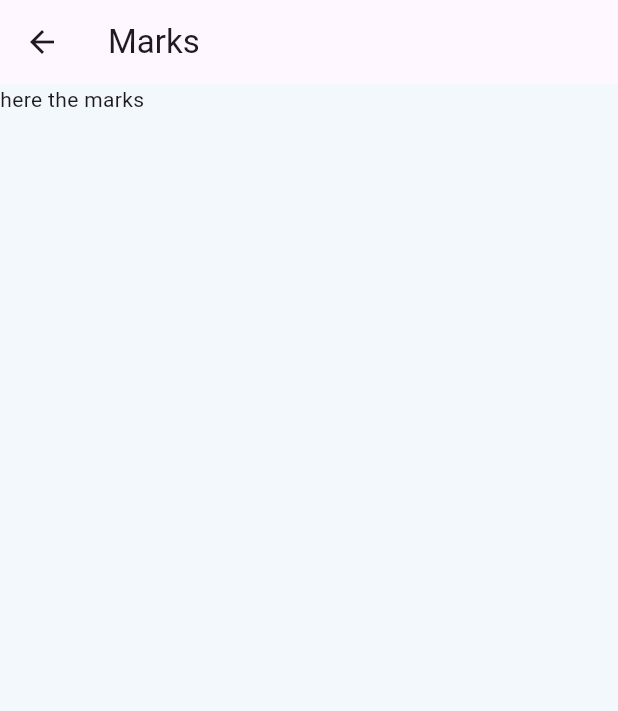
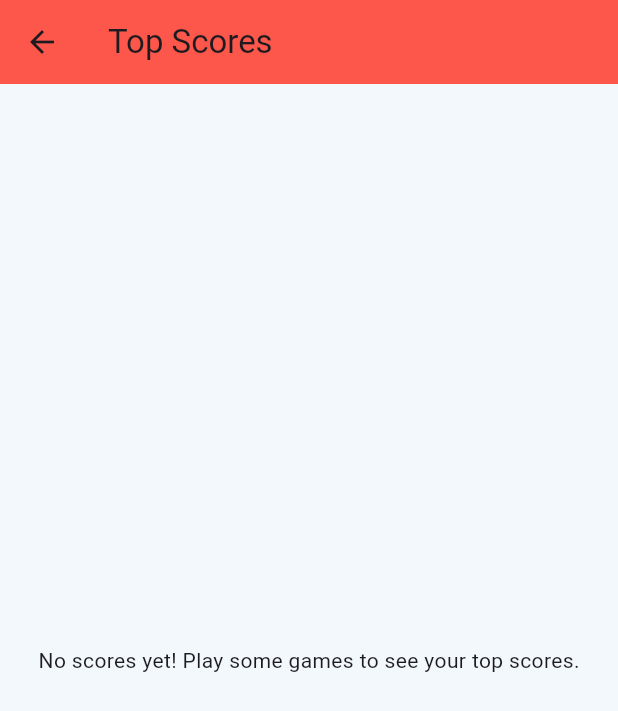
Before and after one commit to teoarandaa/guess_number_flutter, a Flutter app: the screen it shows after launch, after a tap on the "list" icon, on a phone screen of 412 x 824 dp. Shown: the top 711 px of the screen. Run offline on Flutter 3.47's test engine with Material 3 defaults, Android fonts, the phone set to English and light mode, and no system bars.

Commit message:
challenge changes applied

```diff
--- a/flutter_guess_the_number-main/lib/game.dart
+++ b/flutter_guess_the_number-main/lib/game.dart
@@ -1,4 +1,5 @@
 import 'dart:math';
+import 'mark.dart';
 
 class Game {
   static final int MIN_VALUE = 0;
@@ -8,11 +9,13 @@ class Game {
   int _points = 0;
   int _score = 0;
   int _rounds = 0;
+  List<Mark> _marks = [];
 
   int get score => _score;
   int get rounds => _rounds;
   int get targetValue => _targetValue;
   int get points => _points;
+  List<Mark> get marks => _marks;
 
   Game() {
     _targetValue = Random().nextInt(MAX_VALUE + 1 - MIN_VALUE) + MIN_VALUE;
@@ -26,12 +29,21 @@ class Game {
     _rounds++;
   }
 
+  void saveScore() {
+    _marks.add(Mark(score: _score, dateTime: DateTime.now()));
+    _marks.sort((a, b) => b.score.compareTo(a.score)); // Sort in descending order
+    if (_marks.length > 5) {
+      _marks = _marks.sublist(0, 5); // Keep only top 5 scores
+    }
+  }
+
   void reset() {
     _targetValue = Random().nextInt(MAX_VALUE + 1 - MIN_VALUE) + MIN_VALUE;
     _points = 0;
   }
 
   void restartGame() {
+    saveScore(); // Save the previous game's score before restarting
     _targetValue = Random().nextInt(MAX_VALUE + 1 - MIN_VALUE) + MIN_VALUE;
     _points = 0;
     _score = 0;
--- a/flutter_guess_the_number-main/lib/main.dart
+++ b/flutter_guess_the_number-main/lib/main.dart
@@ -2,6 +2,7 @@ import 'package:flutter/material.dart';
 import 'package:flutter_guess_the_number/app_colors.dart';
 import 'package:flutter_guess_the_number/background_view.dart';
 import 'package:flutter_guess_the_number/game.dart';
+import 'package:flutter_guess_the_number/marks_view.dart';
 import 'package:flutter_guess_the_number/slider_widget.dart';
 import 'package:flutter_guess_the_number/test_view.dart';
 import 'package:flutter_guess_the_number/view_model.dart';
@@ -80,6 +81,25 @@ class _ContentViewState extends State<ContentView> {
               ).textTheme.titleLarge?.copyWith(color: Colors.white),
             ),
           ),
+          const SizedBox(height: 20),
+          ElevatedButton(
+            onPressed: () {
+              Navigator.push(
+                context,
+                MaterialPageRoute(builder: (context) => const MarksView()),
+              );
+            },
+            style: ElevatedButton.styleFrom(
+              backgroundColor: AppColors.primaryColor,
+              shape: RoundedRectangleBorder(
+                borderRadius: BorderRadius.circular(21),
+              ),
+            ),
+            child: Text(
+              "TOP SCORES",
+              style: Theme.of(context).textTheme.titleMedium?.copyWith(color: Colors.white),
+            ),
+          ),
         ],
       ),
     );
@@ -110,6 +130,16 @@ class _ContentViewState extends State<ContentView> {
                 },
                 child: const Text("OK"),
               ),
+              ElevatedButton(
+                onPressed: () {
+                  setState(() {
+                    appState.saveScore();
+                    appState.restartGame();
+                  });
+                  Navigator.pop(context);
+                },
+                child: const Text("Save & New Game"),
+              ),
             ],
           ),
     );
--- /dev/null
+++ b/flutter_guess_the_number-main/lib/mark.dart
@@ -0,0 +1,15 @@
+import 'package:flutter/material.dart';
+
+class Mark {
+  final int score;
+  final DateTime dateTime;
+
+  Mark({
+    required this.score,
+    required this.dateTime
+  });
+
+  String get formattedDateTime {
+    return "${dateTime.day}/${dateTime.month}/${dateTime.year} ${dateTime.hour}:${dateTime.minute.toString().padLeft(2, '0')}";
+  }
+}
--- a/flutter_guess_the_number-main/lib/marks_view.dart
+++ b/flutter_guess_the_number-main/lib/marks_view.dart
@@ -1,13 +1,60 @@
 import 'package:flutter/material.dart';
+import 'package:flutter_guess_the_number/app_colors.dart';
+import 'package:flutter_guess_the_number/view_model.dart';
+import 'package:provider/provider.dart';
 
 class MarksView extends StatelessWidget {
   const MarksView({super.key});
 
   @override
   Widget build(BuildContext context) {
+    final viewModel = Provider.of<ViewModel>(context);
+    final marks = viewModel.marks;
+
     return Scaffold(
       appBar: AppBar(
-        title: Text("Marks"),),
-      body: Text("here the marks"));
+        title: const Text("Top Scores"),
+        backgroundColor: AppColors.primaryColor,
+      ),
+      body: marks.isEmpty
+        ? const Center(
+            child: Text("No scores yet! Play some games to see your top scores."),
+          )
+        : ListView.builder(
+            itemCount: marks.length,
+            itemBuilder: (context, index) {
+              final mark = marks[index];
+              return Card(
+                margin: const EdgeInsets.symmetric(horizontal: 16, vertical: 8),
+                elevation: 4,
+                child: ListTile(
+                  leading: CircleAvatar(
+                    backgroundColor: AppColors.primaryColor,
+                    child: Text(
+                      "${index + 1}",
+                      style: const TextStyle(
+                        color: Colors.white,
+                        fontWeight: FontWeight.bold,
+                      ),
+                    ),
+                  ),
+                  title: Text(
+                    "Score: ${mark.score}",
+                    style: const TextStyle(
+                      fontWeight: FontWeight.bold,
+                      fontSize: 18,
+                    ),
+                  ),
+                  subtitle: Text(
+                    "Date: ${mark.formattedDateTime}",
+                    style: const TextStyle(
+                      fontStyle: FontStyle.italic,
+                    ),
+                  ),
+                ),
+              );
+            },
+          ),
+    );
   }
 }
--- a/flutter_guess_the_number-main/lib/view_model.dart
+++ b/flutter_guess_the_number-main/lib/view_model.dart
@@ -1,5 +1,6 @@
 import 'package:flutter/material.dart';
 import 'package:flutter_guess_the_number/game.dart';
+import 'package:flutter_guess_the_number/mark.dart';
 
 class ViewModel extends ChangeNotifier {
   final Game _game = Game();
@@ -9,9 +10,15 @@ class ViewModel extends ChangeNotifier {
   int get rounds => _game.rounds;
   int get targetValue => _game.targetValue;
   int get points => _game.points;
+  List<Mark> get marks => _game.marks;
 
   void calculatePoints(double sliderValue) {
     _game.calculatePoints(sliderValue);
+    notifyListeners();
+  }
+
+  void saveScore() {
+    _game.saveScore();
     notifyListeners();
   }
 
@@ -19,9 +26,9 @@ class ViewModel extends ChangeNotifier {
     _game.reset();
     notifyListeners();
   }
+
   void restartGame() {
     _game.restartGame();
     notifyListeners();
   }
-
 }
```
